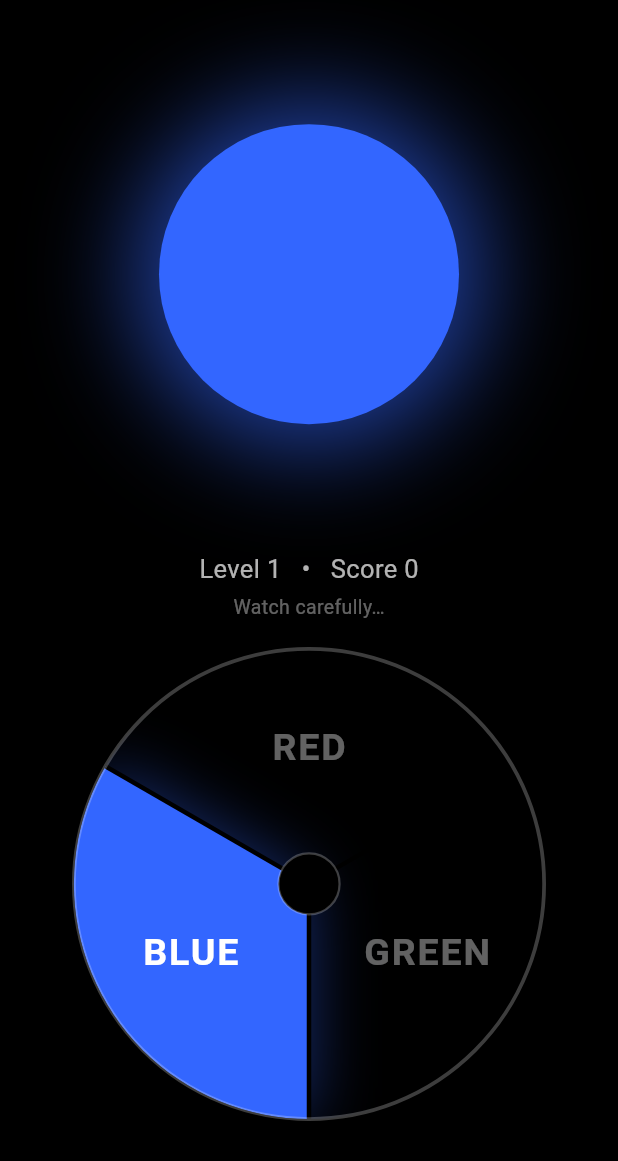
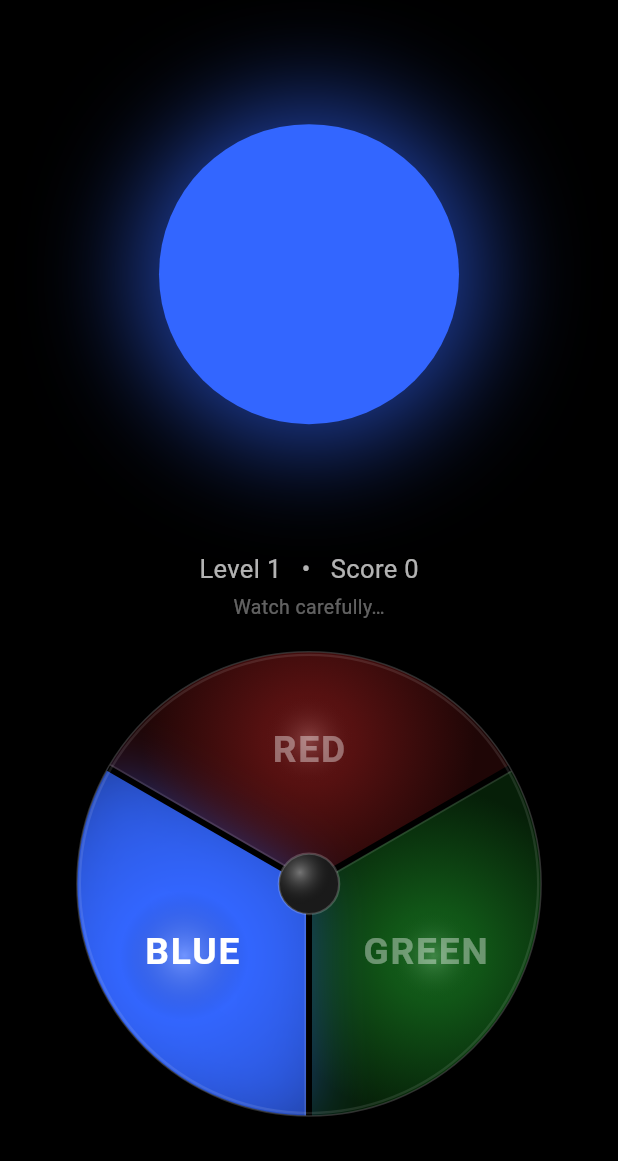
Before and after one commit to miklos-merenyi/rigobert, a Flutter app: the screen it shows after launch, after a tap on "START", on a phone screen of 412 x 824 dp, the part 75-1236 px from its top. Run offline on Flutter 3.47's test engine with Material 3 defaults, Android fonts, the phone set to English and light mode, and no system bars; our stand-ins replace audioplayers, shared_preferences.

Commit message:
Fix sound playback and add 3D button rendering
Sound: replace BytesSource with DeviceFileSource — audioplayers BytesSource
is unreliable on mobile; WAV bytes are now pre-written to temp files on init
and played via DeviceFileSource for guaranteed cross-platform playback.
Also adds path_provider as a direct dependency.

3D buttons: rewrite _CirclePainter with radial gradient dome shading,
specular highlights, inner shadow on press, groove dividers with light
bevel edge, outer bevel ring, drop shadow, and a 3D-sphere centre hub.
Uses dart:ui Gradient.radial shaders and Color.lerp for dim/mid colours.

Co-Authored-By: Claude Sonnet 4.6 <noreply@anthropic.com>

```diff
--- a/lib/circle_buttons.dart
+++ b/lib/circle_buttons.dart
@@ -1,4 +1,5 @@
 import 'dart:math';
+import 'dart:ui' as ui;
 import 'package:flutter/foundation.dart';
 import 'package:flutter/material.dart';
 import 'game_colors.dart';
@@ -98,93 +99,185 @@ class _CirclePainter extends CustomPainter {
   @override
   void paint(Canvas canvas, Size size) {
     final center = Offset(size.width / 2, size.height / 2);
-    final radius = min(size.width, size.height) / 2 - 4;
+    final radius = min(size.width, size.height) / 2 - 6;
     final rect = Rect.fromCircle(center: center, radius: radius);
 
-    // Clip all drawing to the circle boundary
+    // ── Drop shadow (drawn outside the clip) ──────────────────────────────
+    canvas.drawCircle(
+      center + const Offset(0, 6),
+      radius,
+      Paint()
+        ..color = Colors.black.withValues(alpha: 0.55)
+        ..maskFilter = const MaskFilter.blur(BlurStyle.normal, 18),
+    );
+
+    // ── Clip everything else to the circle ────────────────────────────────
     canvas.save();
     canvas.clipPath(Path()..addOval(rect));
 
-    // When multiple buttons are active, all lit sectors show the blended colour
     final mixedColor = highlighted.isNotEmpty ? mixColors(highlighted) : null;
 
-    // Draw sector fills
-    for (final (color, baseColor, startAngle, _) in _sectors) {
+    for (final (color, baseColor, startAngle, labelAngle) in _sectors) {
       final isLit = highlighted.contains(color);
       final litColor = mixedColor ?? baseColor;
-      final fillColor = isLit
-          ? litColor
-          : Color.fromRGBO(
-              (baseColor.r * 0.15).round(),
-              (baseColor.g * 0.15).round(),
-              (baseColor.b * 0.15).round(),
-              1.0,
-            );
 
       final path = Path()
         ..moveTo(center.dx, center.dy)
         ..arcTo(rect, startAngle, 2 * pi / 3, false)
         ..close();
 
-      canvas.drawPath(path, Paint()..color = fillColor..style = PaintingStyle.fill);
+      // "Peak" – the point on the sector face where a dome would peak.
+      // Placed at 62% of the radius along the sector's centre direction.
+      final peak = center +
+          Offset(cos(labelAngle), sin(labelAngle)) * radius * 0.62;
+
+      // Dim base colour (12% brightness, derived without float-channel issues)
+      final dimColor = Color.lerp(Colors.black, baseColor, 0.12)!;
+      // Mid colour for dome gradient
+      final midColor = Color.lerp(Colors.black, baseColor, 0.42)!;
 
       if (isLit) {
-        // Soft inner glow using the blended colour
+        // ── LIT / PRESSED ──────────────────────────────────────────────────
+
+        // 1. Flat fill with lit (possibly mixed) colour
+        canvas.drawPath(path, Paint()
+          ..color = litColor
+          ..style = PaintingStyle.fill);
+
+        // 2. Inner shadow ring – simulates the button being pressed in
         canvas.drawPath(
           path,
           Paint()
-            ..color = litColor.withValues(alpha: 0.45)
-            ..maskFilter = const MaskFilter.blur(BlurStyle.normal, 22)
+            ..shader = ui.Gradient.radial(
+              peak,
+              radius * 1.05,
+              [Colors.transparent, Colors.black.withValues(alpha: 0.45)],
+              [0.25, 1.0],
+            )
+            ..style = PaintingStyle.fill,
+        );
+
+        // 3. Specular highlight – compact bright spot near the peak
+        canvas.drawPath(
+          path,
+          Paint()
+            ..shader = ui.Gradient.radial(
+              peak,
+              radius * 0.28,
+              [
+                Colors.white.withValues(alpha: 0.60),
+                Colors.transparent,
+              ],
+            )
+            ..style = PaintingStyle.fill,
+        );
+
+        // 4. Outer glow (blurred, same colour)
+        canvas.drawPath(
+          path,
+          Paint()
+            ..color = litColor.withValues(alpha: 0.5)
+            ..maskFilter = const MaskFilter.blur(BlurStyle.normal, 20)
+            ..style = PaintingStyle.fill,
+        );
+      } else {
+        // ── UNLIT / RAISED ─────────────────────────────────────────────────
+
+        // 1. Dark base
+        canvas.drawPath(path, Paint()
+          ..color = dimColor
+          ..style = PaintingStyle.fill);
+
+        // 2. Dome gradient – brighter at the peak, fades to dim at edges
+        canvas.drawPath(
+          path,
+          Paint()
+            ..shader = ui.Gradient.radial(
+              peak,
+              radius * 0.72,
+              [midColor, dimColor],
+            )
+            ..style = PaintingStyle.fill,
+        );
+
+        // 3. Subtle specular – tiny bright spot suggesting a glossy surface
+        canvas.drawPath(
+          path,
+          Paint()
+            ..shader = ui.Gradient.radial(
+              peak,
+              radius * 0.20,
+              [Colors.white.withValues(alpha: 0.18), Colors.transparent],
+            )
             ..style = PaintingStyle.fill,
         );
       }
     }
 
-    // Dividing radii between sectors
-    // Boundary angles in Flutter canvas radians: 11π/6, π/2, 7π/6
-    final divider = Paint()
-      ..color = Colors.black
-      ..strokeWidth = 3
-      ..style = PaintingStyle.stroke;
+    // ── Groove dividers between sectors ───────────────────────────────────
     for (final a in [11 * pi / 6, pi / 2, 7 * pi / 6]) {
-      canvas.drawLine(
-        center,
-        center + Offset(cos(a) * radius, sin(a) * radius),
-        divider,
-      );
+      final end = center + Offset(cos(a) * radius, sin(a) * radius);
+      // Dark groove centre
+      canvas.drawLine(center, end,
+          Paint()..color = Colors.black..strokeWidth = 4..style = PaintingStyle.stroke);
+      // Light bevel edge offset to one side of the groove
+      final perp = Offset(cos(a + pi / 2), sin(a + pi / 2)) * 2.5;
+      canvas.drawLine(center + perp, end + perp,
+          Paint()
+            ..color = Colors.white.withValues(alpha: 0.12)
+            ..strokeWidth = 1.2
+            ..style = PaintingStyle.stroke);
     }
 
     canvas.restore();
 
-    // Outer ring border
+    // ── Outer ring bevel ─────────────────────────────────────────────────
+    // Dark outer shadow stroke
+    canvas.drawCircle(center, radius + 1.5,
+        Paint()
+          ..color = Colors.black.withValues(alpha: 0.60)
+          ..strokeWidth = 4
+          ..style = PaintingStyle.stroke);
+    // Lighter inner highlight stroke
+    canvas.drawCircle(center, radius - 2,
+        Paint()
+          ..color = Colors.white.withValues(alpha: 0.10)
+          ..strokeWidth = 1.5
+          ..style = PaintingStyle.stroke);
+    // Thin rim
+    canvas.drawCircle(center, radius,
+        Paint()
+          ..color = Colors.white.withValues(alpha: 0.18)
+          ..strokeWidth = 1
+          ..style = PaintingStyle.stroke);
+
+    // ── Centre hub – small 3-D sphere ─────────────────────────────────────
+    final hubR = radius * 0.13;
+    canvas.drawCircle(center, hubR, Paint()..color = const Color(0xFF1A1A1A));
+    // Specular on hub: off-centre bright spot
     canvas.drawCircle(
-      center,
-      radius,
+      center, hubR,
       Paint()
-        ..color = Colors.white24
-        ..strokeWidth = 2.5
-        ..style = PaintingStyle.stroke,
+        ..shader = ui.Gradient.radial(
+          center + Offset(-hubR * 0.30, -hubR * 0.38),
+          hubR * 1.1,
+          [Colors.white.withValues(alpha: 0.40), Colors.transparent],
+        ),
     );
+    canvas.drawCircle(center, hubR,
+        Paint()
+          ..color = Colors.white.withValues(alpha: 0.20)
+          ..strokeWidth = 1.5
+          ..style = PaintingStyle.stroke);
 
-    // Centre hub
-    canvas.drawCircle(center, radius * 0.13, Paint()..color = Colors.black);
-    canvas.drawCircle(
-      center,
-      radius * 0.13,
-      Paint()
-        ..color = Colors.white24
-        ..strokeWidth = 1.5
-        ..style = PaintingStyle.stroke,
-    );
-
-    // Labels
+    // ── Labels ────────────────────────────────────────────────────────────
     for (final (color, _, _, labelAngle) in _sectors) {
       final isLit = highlighted.contains(color);
       final pos = center + Offset(cos(labelAngle), sin(labelAngle)) * radius * 0.58;
       final label = switch (color) {
-        GameColor.red => 'RED',
+        GameColor.red   => 'RED',
         GameColor.green => 'GREEN',
-        GameColor.blue => 'BLUE',
+        GameColor.blue  => 'BLUE',
       };
       _paintLabel(canvas, label, pos, radius, isLit ? Colors.white : Colors.white38);
     }
--- a/lib/sound_player.dart
+++ b/lib/sound_player.dart
@@ -1,6 +1,8 @@
+import 'dart:io';
 import 'dart:math';
 import 'dart:typed_data';
 import 'package:audioplayers/audioplayers.dart';
+import 'package:path_provider/path_provider.dart';
 import 'game_colors.dart';
 
 // A-major triad from the pentatonic scale: A4, C#5, E5
@@ -36,28 +38,36 @@ Uint8List _buildWav(double frequency, int durationMs) {
   ascii(36, 'data');
   buf.setUint32(40, dataBytes, Endian.little);
 
-  final attackSamples = (sampleRate * 0.010).round(); // 10 ms attack
-  final releaseSamples = (sampleRate * 0.030).round(); // 30 ms release
+  final attackSamples  = (sampleRate * 0.010).round();
+  final releaseSamples = (sampleRate * 0.030).round();
 
   for (int i = 0; i < numSamples; i++) {
-    final attack = i < attackSamples ? i / attackSamples : 1.0;
+    final attack  = i < attackSamples ? i / attackSamples : 1.0;
     final release = i > numSamples - releaseSamples
-        ? (numSamples - i) / releaseSamples
-        : 1.0;
+        ? (numSamples - i) / releaseSamples : 1.0;
     final t = i / sampleRate;
     final v = (sin(2 * pi * frequency * t) * attack * release * 28000)
-        .round()
-        .clamp(-32768, 32767);
+        .round().clamp(-32768, 32767);
     buf.setInt16(44 + i * 2, v, Endian.little);
   }
 
   return buf.buffer.asUint8List();
 }
 
+// Write bytes to a named temp file; return its path.
+Future<String> _writeTempWav(String name, Uint8List bytes) async {
+  final dir = await getTemporaryDirectory();
+  final file = File('${dir.path}/$name.wav');
+  await file.writeAsBytes(bytes, flush: true);
+  return file.path;
+}
+
 class SoundPlayer {
   final Map<GameColor, AudioPlayer> _players = {};
-  final Map<GameColor, Uint8List> _tones = {};
+  // Paths to pre-written temp WAV files; null until _init() completes.
+  final Map<GameColor, String?> _tonePaths = {};
   final _melodyPlayer = AudioPlayer();
+  bool _ready = false;
 
   SoundPlayer() {
     _melodyPlayer
@@ -67,15 +77,25 @@ class SoundPlayer {
       _players[color] = AudioPlayer()
         ..setReleaseMode(ReleaseMode.stop)
         ..setVolume(0.7);
-      // Pre-generate: 1.5 s for interactive presses, trimmed in sequence
-      _tones[color] = _buildWav(_kFrequencies[color]!, 1500);
+      _tonePaths[color] = null;
     }
+    _init();
+  }
+
+  Future<void> _init() async {
+    for (final color in GameColor.values) {
+      final bytes = _buildWav(_kFrequencies[color]!, 1500);
+      _tonePaths[color] = await _writeTempWav('rb_${color.name}', bytes);
+    }
+    _ready = true;
   }
 
   Future<void> play(GameColor color) async {
+    final path = _tonePaths[color];
+    if (path == null) return; // still initialising
     final p = _players[color]!;
     await p.stop();
-    await p.play(BytesSource(_tones[color]!));
+    await p.play(DeviceFileSource(path));
   }
 
   Future<void> stop(GameColor color) => _players[color]!.stop();
@@ -92,11 +112,14 @@ class SoundPlayer {
     }
   }
 
-  /// Play a single melody note at [frequency] Hz for [durationMs] ms.
+  /// Play a melody note at [frequency] Hz for [durationMs] ms.
   Future<void> playNote(double frequency, int durationMs) async {
-    final wav = _buildWav(frequency, durationMs);
+    if (!_ready) return;
+    final bytes = _buildWav(frequency, durationMs);
+    // Reuse a single melody temp file (overwrite each note).
+    final path = await _writeTempWav('rb_melody', bytes);
     await _melodyPlayer.stop();
-    await _melodyPlayer.play(BytesSource(wav));
+    await _melodyPlayer.play(DeviceFileSource(path));
   }
 
   Future<void> stopMelody() => _melodyPlayer.stop();
--- a/pubspec.yaml
+++ b/pubspec.yaml
@@ -36,6 +36,7 @@ dependencies:
   cupertino_icons: ^1.0.8
   shared_preferences: ^2.3.0
   audioplayers: ^6.0.0
+  path_provider: ^2.1.0
 
 dev_dependencies:
   flutter_test:
```
Also changed, not shown: pubspec.lock.
